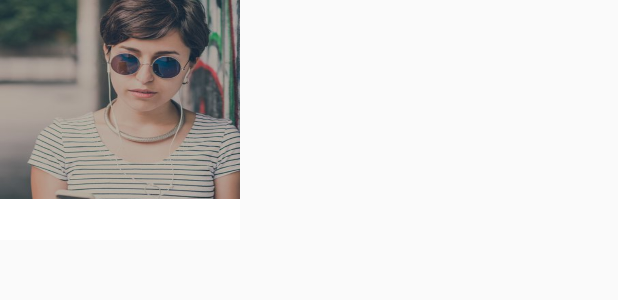
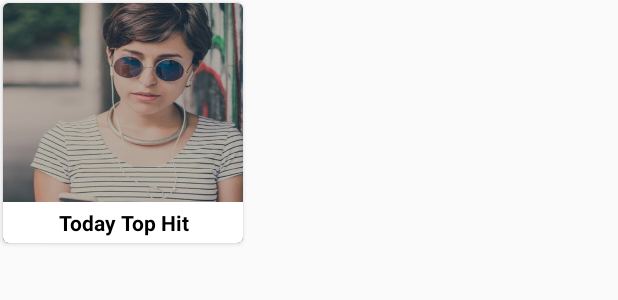
Before and after one commit to mirwaqaskhan/panther, an Android app: the layout catogery_item.xml on its own in the app's theme, with its tools: preview values and no code run, on a phone screen of 412 x 824 dp. Shown: the top 300 px of the screen. Run offline under Robolectric (Android 15) with nearby library versions, the phone set to English and light mode, and no system bars; network calls fail.

Commit message:
New Layout changes Commited

```diff
--- a/app/build.gradle
+++ b/app/build.gradle
@@ -42,6 +42,7 @@ dependencies {
      */
     implementation "com.android.support:appcompat-v7:$support_library_version"
     implementation "com.android.support:support-v4:$support_library_version"
+    implementation "com.android.support:cardview-v7:$support_library_version"
     implementation "com.android.support:mediarouter-v7:$support_library_version"
     implementation "com.android.support.constraint:constraint-layout:$constraint_layout_version"
     implementation "com.android.support:recyclerview-v7:$support_library_version"
--- a/app/src/main/java/com/byteful/panther/ui/adapter/CategoriesAdapter.kt
+++ b/app/src/main/java/com/byteful/panther/ui/adapter/CategoriesAdapter.kt
@@ -2,6 +2,7 @@ package com.byteful.panther.ui.adapter
 
 import android.content.Context
 import android.support.v7.widget.RecyclerView
+import android.util.Log
 import android.view.LayoutInflater
 import android.view.View
 import android.view.ViewGroup
@@ -23,6 +24,7 @@ class CategoriesAdapter(val list:List<PlaylistsItem>,val context:Context):Recycl
 
     override fun onBindViewHolder(holder: ViewHolder, position: Int) {
          holder.setValue(list[position])
+
     }
 
 
@@ -31,8 +33,8 @@ class CategoriesAdapter(val list:List<PlaylistsItem>,val context:Context):Recycl
         val title=itemView.titleTV
 
         fun setValue(playlistsItem: PlaylistsItem){
-            Glide.with(context).load(playlistsItem.coverImagePreviewUrl).into(previewImage);
-            title.text=playlistsItem.nameDisplay
+//            Glide.with(context).load(playlistsItem.coverImagePreviewUrl).into(previewImage);
+         title.text=playlistsItem.nameDisplay
         }
 
     }
--- a/app/src/main/res/layout/catogery_item.xml
+++ b/app/src/main/res/layout/catogery_item.xml
@@ -1,9 +1,17 @@
 <?xml version="1.0" encoding="utf-8"?>
-<android.support.constraint.ConstraintLayout xmlns:android="http://schemas.android.com/apk/res/android"
+<android.support.v7.widget.CardView
+    xmlns:android="http://schemas.android.com/apk/res/android"
     android:layout_width="wrap_content"
     android:layout_height="wrap_content"
+    android:layout_margin="2dp"
+    app:cardElevation="2dp"
+    app:cardCornerRadius="4dp"
     xmlns:tool="http://schemas.android.com/tools"
-    xmlns:app="http://schemas.android.com/apk/res-auto">
+    xmlns:app="http://schemas.android.com/apk/res-auto"
+    >
+<android.support.constraint.ConstraintLayout
+    android:layout_width="wrap_content"
+    android:layout_height="wrap_content">
 
     <ImageView
     android:id="@+id/coverImageIV"
@@ -17,7 +25,7 @@
        android:id="@+id/titleTV"
        android:layout_width="0dp"
        android:layout_height="wrap_content"
-       tool:text="Today Top Hit"
+       android:text="Today Top Hit"
        android:padding="4dp"
        android:textStyle="bold"
        android:gravity="center"
@@ -28,3 +36,4 @@
        app:layout_constraintEnd_toEndOf="parent"
        />
 </android.support.constraint.ConstraintLayout>
+</android.support.v7.widget.CardView>
```
Also changed, not shown: app/src/main/java/com/byteful/panther/api/pojo/request/PlaylistsItem.kt (+12 -12 lines).
